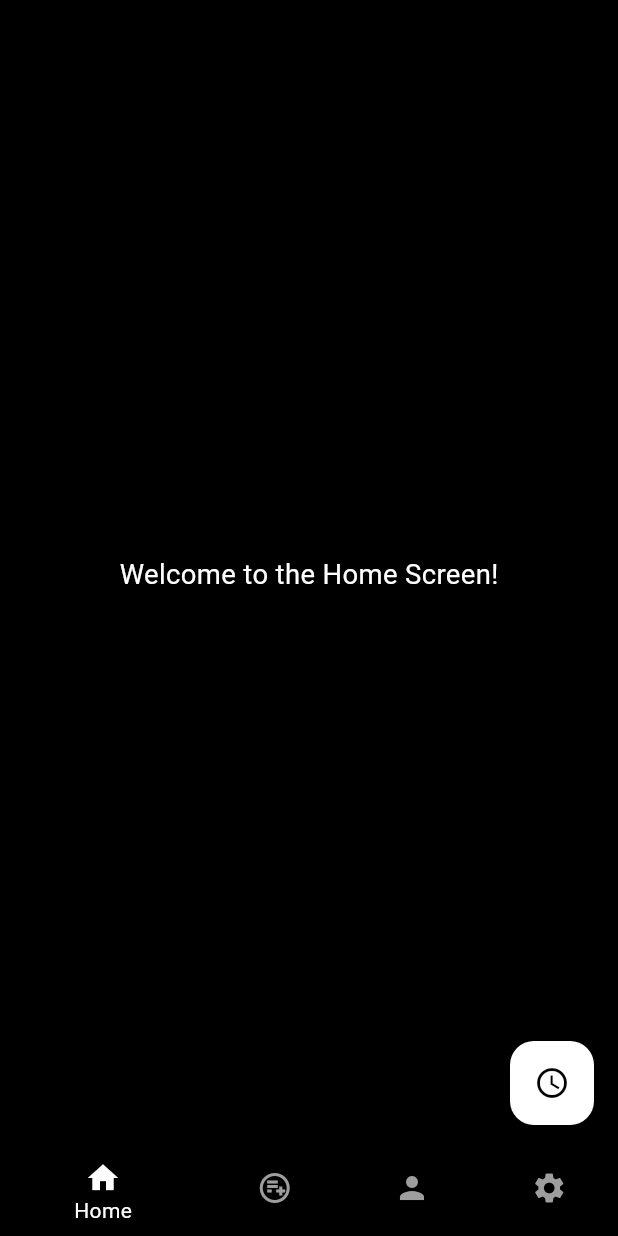
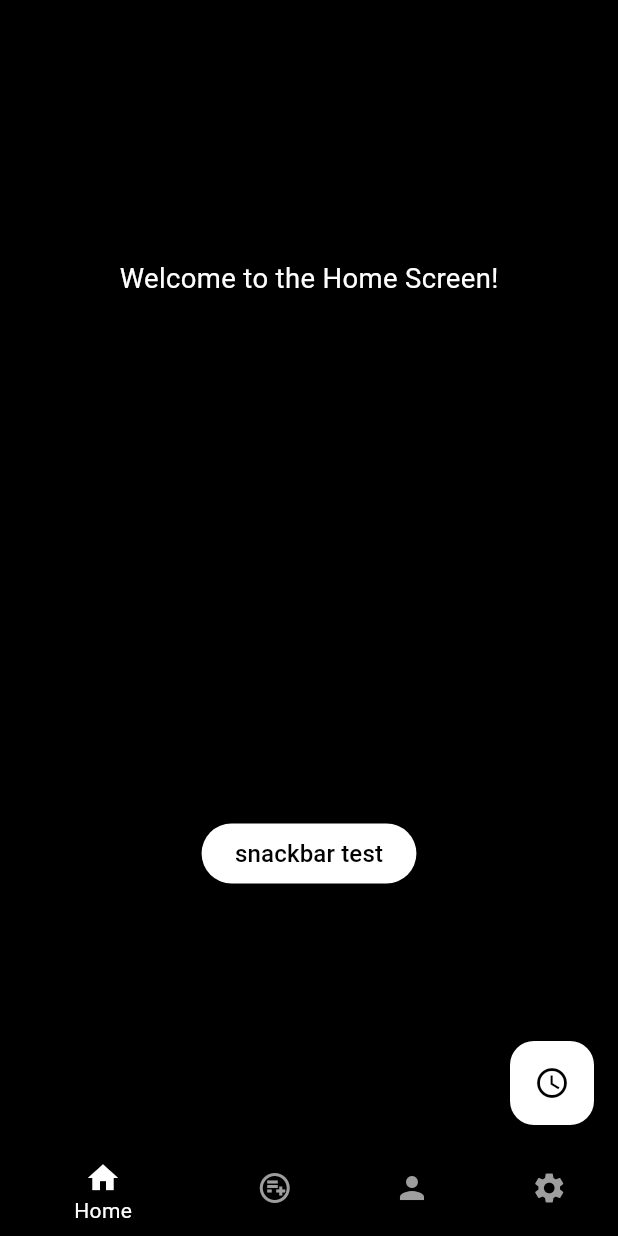
Before and after one commit to DAAC-A00/tickerwatch, a Flutter app: the screen it shows after launch, on a phone screen of 412 x 824 dp. Run offline on Flutter 3.47's test engine with Material 3 defaults, Android fonts, the phone set to English and light mode, and no system bars; our stand-ins replace analog_clock, flutter_riverpod, go_router, hive, hive_flutter; missing offline and left inert: back_button_interceptor; accounts and stored records are empty; network calls fail; Roboto replaces fonts that are missing (Pretendard).

Commit message:
<feat> product default : showCustomSnackBar 구현 및 home에 예제 적용

```diff
--- a/lib/product/home/screens/home_main_screen.dart
+++ b/lib/product/home/screens/home_main_screen.dart
@@ -2,6 +2,7 @@
 
 import 'package:flutter/material.dart';
 import 'package:flutter_riverpod/flutter_riverpod.dart';
+import 'package:tickerwatch/product/default/widgets/custom_snack_bar.dart';
 
 import '../../default/handler/device_back_button_handler.dart';
 import '../../watch/screens/watch_main_screen.dart';
@@ -17,13 +18,16 @@ class _HomeMainScreenState extends ConsumerState<HomeMainScreen> {
   @override
   Widget build(BuildContext context) {
     return Scaffold(
-      body: const Center(
+      body: Center(
         child: Column(
-          mainAxisAlignment: MainAxisAlignment.center,
+          mainAxisAlignment: MainAxisAlignment.spaceAround,
           children: <Widget>[
-            Text(
+            const Text(
               'Welcome to the Home Screen!',
             ),
+            ElevatedButton(
+                onPressed: () => showCustomSnackBar(context),
+                child: const Text('snackbar test')),
           ],
         ),
       ),
```
Also changed, not shown: lib/product/default/widgets/custom_snack_bar.dart (added, +59 -0 lines).
